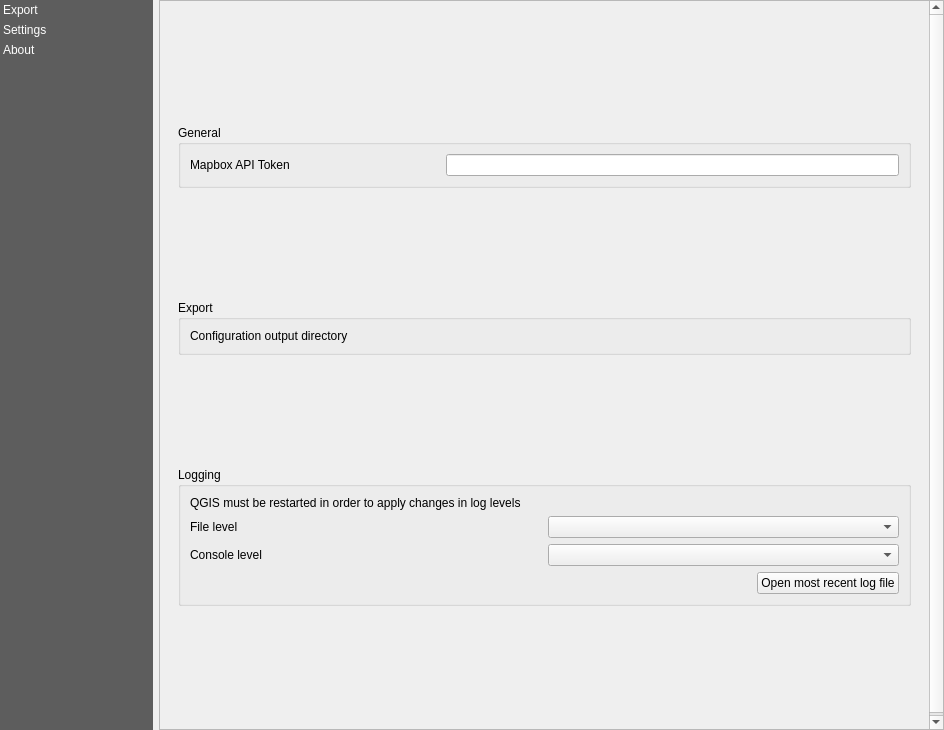
Old version of the form UnfoldedStudio/resources/ui/unfolded_dialog.ui in the repository foursquare/qgis-plugin.
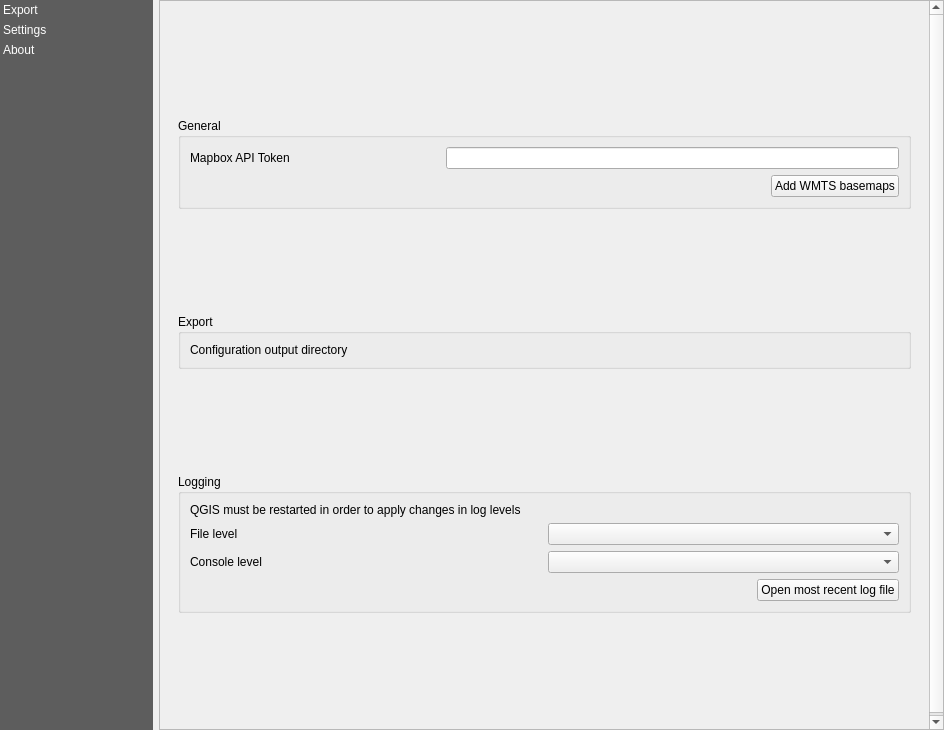
New version of the form. The open tabs and pages were chosen to show the change. Custom widgets are drawn as their Qt base class.

Commit message: #24: Add button to add basemaps

```diff
--- a/UnfoldedStudio/resources/ui/unfolded_dialog.ui
+++ b/UnfoldedStudio/resources/ui/unfolded_dialog.ui
@@ -517,6 +517,8 @@
                <property name="title">
                 <string>General</string>
                </property>
+               <layout class="QVBoxLayout" name="verticalLayout_14">
+                <item>
                <layout class="QVBoxLayout" name="verticalLayout_12">
                 <item>
                  <layout class="QGridLayout" name="gridLayout_10">
@@ -535,6 +537,32 @@
                   </item>
                   <item row="0" column="1">
                    <widget class="QLineEdit" name="le_mapbox_token"/>
+                    </item>
+                   </layout>
+                  </item>
+                  <item>
+                   <layout class="QHBoxLayout" name="horizontalLayout_6">
+                    <item>
+                     <spacer name="horizontalSpacer_4">
+                      <property name="orientation">
+                       <enum>Qt::Horizontal</enum>
+                      </property>
+                      <property name="sizeHint" stdset="0">
+                       <size>
+                        <width>40</width>
+                        <height>20</height>
+                       </size>
+                      </property>
+                     </spacer>
+                    </item>
+                    <item>
+                     <widget class="QPushButton" name="btn_add_basemaps">
+                      <property name="text">
+                       <string>Add WMTS basemaps</string>
+                      </property>
+                     </widget>
+                    </item>
+                   </layout>
                   </item>
                  </layout>
                 </item>
```
Lines whose indentation alone changed are shown as unchanged.
